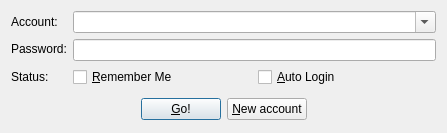
First picture: the form in res/ui/LoginWindow.ui, repository WeCase/WeCase, before the edit.
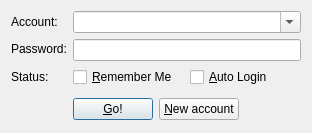
Second picture: the form after the edit. Icons and pictures are not drawn.

Commit message: 修正登录窗口太宽的问题

What changed in the file:
```diff
--- a/res/ui/LoginWindow.ui
+++ b/res/ui/LoginWindow.ui
@@ -9,7 +9,7 @@
    <rect>
     <x>0</x>
     <y>0</y>
-    <width>447</width>
+    <width>312</width>
     <height>133</height>
    </rect>
   </property>
```
